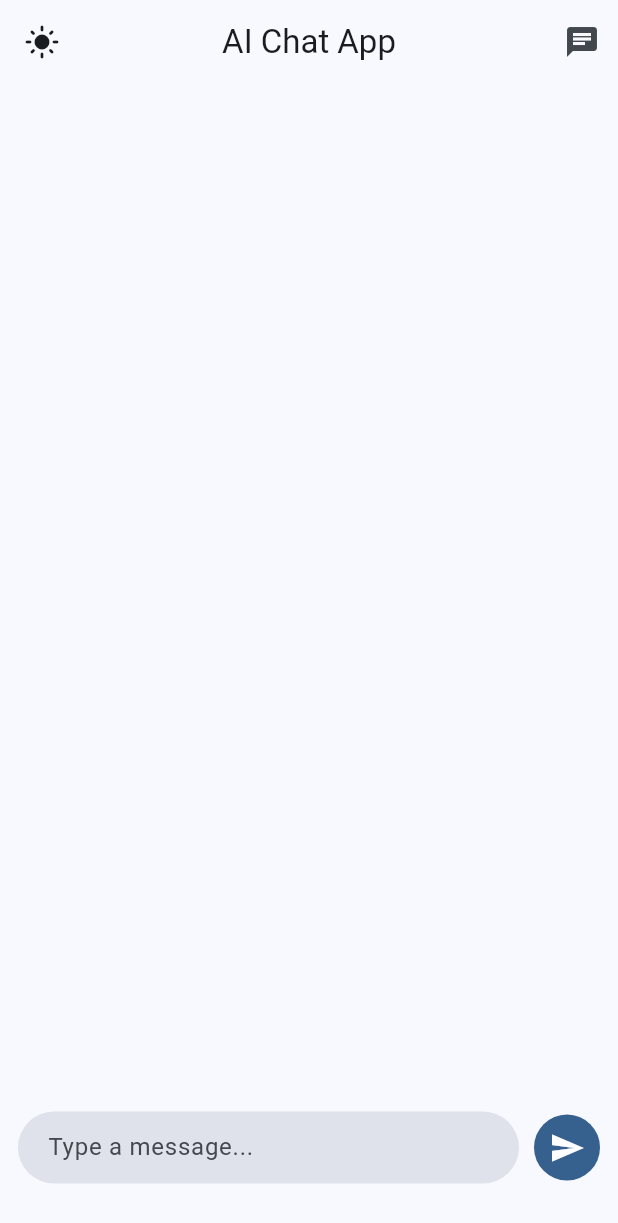
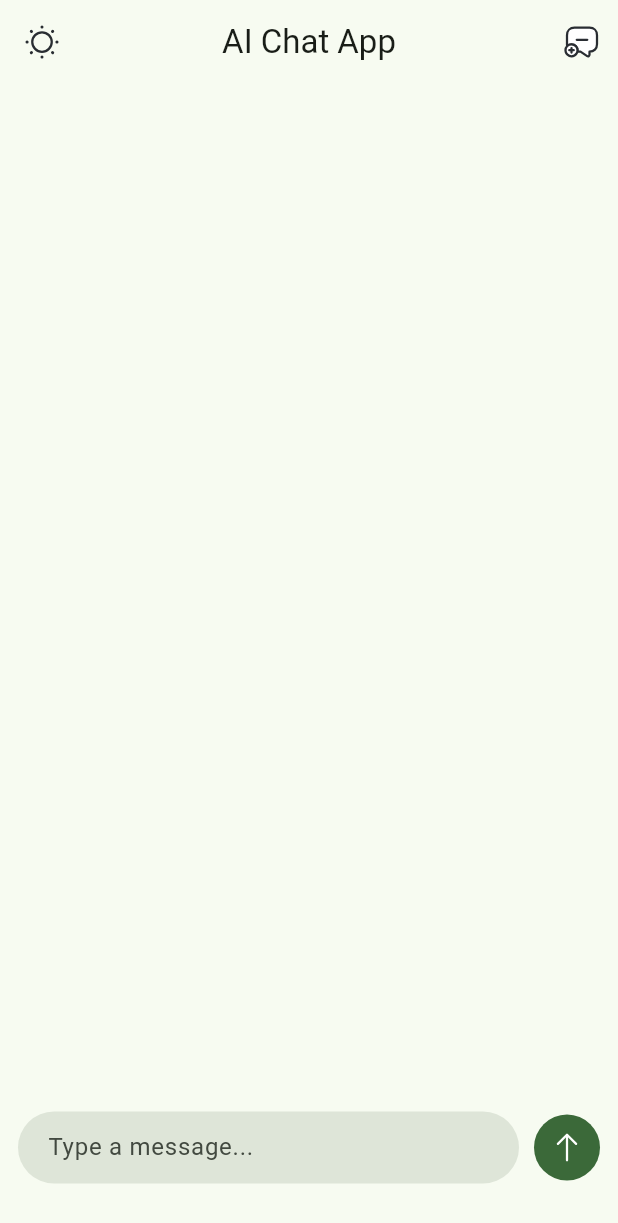
Before and after one commit to dizzpy/Gemini-Ai-ChatApp, a Flutter app: the screen it shows after launch, on a phone screen of 412 x 824 dp. Shown: the top 1223 px of the screen. Run offline on Flutter 3.47's test engine with Material 3 defaults, Android fonts, the phone set to English and light mode, and no system bars; our stand-ins replace flutter_markdown, flutter_svg, google_generative_ai.

Commit message:
icons changed

```diff
--- a/lib/components/input_widget.dart
+++ b/lib/components/input_widget.dart
@@ -1,4 +1,6 @@
+import 'package:ai_chat_app/const/assets.dart';
 import 'package:flutter/material.dart';
+import 'package:flutter_svg/svg.dart';
 
 class InputWidget extends StatelessWidget {
   final TextEditingController controller;
@@ -41,9 +43,9 @@ class InputWidget extends StatelessWidget {
                 color: Theme.of(context).colorScheme.primary,
                 borderRadius: BorderRadius.circular(24),
               ),
-              child: const Icon(
-                Icons.send,
-                color: Colors.white,
+              child: SvgPicture.asset(
+                AssetsIcons.send,
+                color: Theme.of(context).colorScheme.onPrimary,
               ),
             ),
           ),
--- /dev/null
+++ b/lib/const/assets.dart
@@ -0,0 +1,11 @@
+class AssetsIcons {
+  // theme icons
+  static const String sun = 'assets/sun.svg';
+  static const String moon = 'assets/moon.svg';
+
+  // chat icons
+  static const String newChat = 'assets/message-add.svg';
+
+  // send icon
+  static const String send = 'assets/arrow-up.svg';
+}
--- a/lib/main.dart
+++ b/lib/main.dart
@@ -20,13 +20,14 @@ class _MyAppState extends State<MyApp> {
     return MaterialApp(
       title: 'AI Chat App',
       theme: ThemeData(
-        colorSchemeSeed: Colors.blue,
+        colorSchemeSeed: Colors.green,
         useMaterial3: true,
       ),
       darkTheme: ThemeData.dark().copyWith(
         colorScheme: ColorScheme.fromSeed(
-          seedColor: Colors.blue,
+          seedColor: Colors.green,
           brightness: Brightness.dark,
+          background: Colors.black38,
         ),
       ),
       themeMode: _isDarkMode ? ThemeMode.dark : ThemeMode.light,
--- a/lib/pages/home_page.dart
+++ b/lib/pages/home_page.dart
@@ -1,7 +1,10 @@
 import 'package:ai_chat_app/components/input_widget.dart';
 import 'package:ai_chat_app/components/message_widget.dart';
 import 'package:ai_chat_app/const/api_key.dart';
+import 'package:ai_chat_app/const/assets.dart';
+
 import 'package:flutter/material.dart';
+import 'package:flutter_svg/svg.dart';
 import 'package:google_generative_ai/google_generative_ai.dart';
 
 class HomePage extends StatefulWidget {
@@ -86,13 +89,18 @@ class _HomePageState extends State<HomePage> {
       appBar: AppBar(
         title: const Text("AI Chat App"),
         leading: IconButton(
-          icon: Icon(widget.isDarkMode ? Icons.dark_mode : Icons.light_mode),
+          icon: SvgPicture.asset(
+            widget.isDarkMode ? AssetsIcons.moon : AssetsIcons.sun,
+            // color: Colors.black,
+          ),
           onPressed: widget.toggleTheme,
         ),
         centerTitle: true,
         actions: [
           IconButton(
-            icon: const Icon(Icons.chat),
+            icon: SvgPicture.asset(
+              AssetsIcons.newChat,
+            ),
             onPressed: _startNewChat,
           ),
         ],
--- a/pubspec.yaml
+++ b/pubspec.yaml
@@ -10,6 +10,7 @@ dependencies:
   flutter:
     sdk: flutter
   flutter_markdown: ^0.7.3+1
+  flutter_svg: ^2.0.10+1
   google_generative_ai: ^0.4.6
 
 dev_dependencies:
@@ -19,3 +20,6 @@ dev_dependencies:
 
 flutter:
   uses-material-design: true
+
+  assets:
+    - assets/
```
Also changed, not shown: assets/arrow-up.svg (added), assets/message-add.svg (added), assets/moon.svg (added), assets/sun.svg (added), pubspec.lock.
